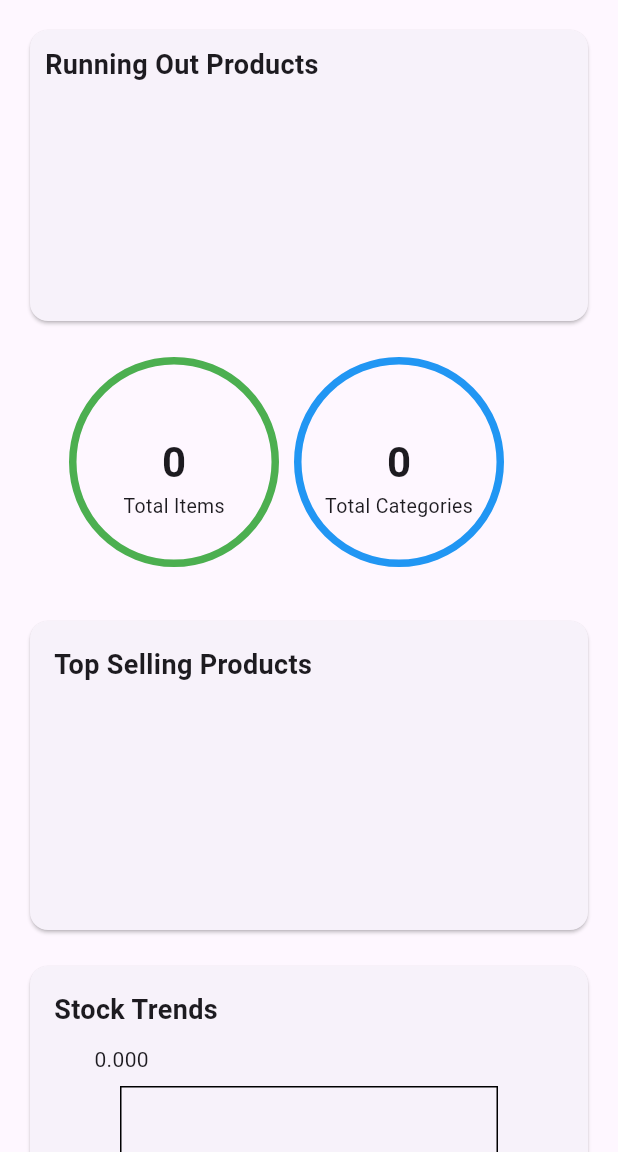
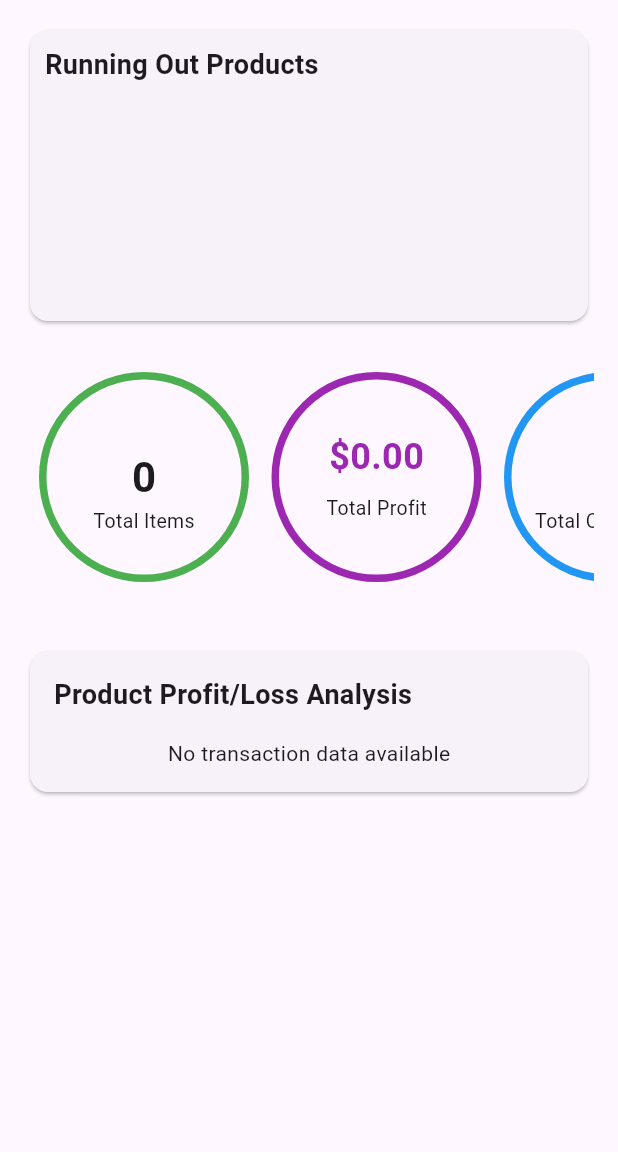
Before and after one commit to Calebgisa72/Inventory-Management-Flutter-app, a Flutter app: the ReportPage screen opened directly, on a phone screen of 412 x 824 dp, the part 84-1236 px from its top. Run offline on Flutter 3.47's test engine with Material 3 defaults, Android fonts, the phone set to English and light mode, and no system bars; drawn by our look-alikes of fl_chart; our stand-ins replace carousel_slider, cloud_firestore, firebase_auth, firebase_core, firebase_messaging, firebase_storage and 7 more; missing offline and left inert: firebase_app_check; accounts and stored records are empty; network calls fail.

Commit message:
updated ui

```diff
--- a/lib/ImageTextCard.dart
+++ b/lib/ImageTextCard.dart
@@ -91,23 +91,24 @@ class DisplayCard extends StatelessWidget {
           children: [
             Row(
               children: [
+
+                ImageTextCard(
+                  imagePath: 'assets/images/stockout.png',
+                  text: 'Stock Out',
+                  isTrue: true,
+                ),
                 ImageTextCard(
                   imagePath: 'assets/images/inventory.png',
                   text: 'Add Items',
                   isTrue: false,
                 ),
-                ImageTextCard(
-                  imagePath: 'assets/images/stockout.png',
-                  text: 'Stock Out',
-                  isTrue: true,
-                )
               ],
             ),
             Row(
               children: [
                 ImageTextCard(
                   imagePath: 'assets/images/report.png',
-                  text: 'Inventory Count',
+                  text: 'Inventory',
                   isTrue: true,
                 ),
                 ImageTextCard(
--- a/lib/ReportPage.dart
+++ b/lib/ReportPage.dart
@@ -1,11 +1,12 @@
 import 'package:cloud_firestore/cloud_firestore.dart';
 import 'package:firebase_auth/firebase_auth.dart';
-import 'package:fl_chart/fl_chart.dart';
 import 'package:flutter/material.dart';
+import 'package:intl/intl.dart';
 
 class ReportPage extends StatelessWidget {
   final FirebaseFirestore _firestore = FirebaseFirestore.instance;
   User? user = FirebaseAuth.instance.currentUser;
+  final _currencyFormat = NumberFormat.currency(symbol: '\$', decimalDigits: 2);
 
   ReportPage({super.key});
 
@@ -33,20 +34,34 @@ class ReportPage extends StatelessWidget {
           children: [
             _buildRunningOutProducts(),
             const SizedBox(height: 20),
-            Row(
-              children: [
-                const SizedBox(width: 30),
-                _buildTotalStockCircularIndicator(),
-                const SizedBox(width: 10),
-                _buildTotalCategoryCircularIndicator(),
-              ],
+
+            // Replace the Row with a horizontally scrollable container
+            Container(
+              height: 160.0, // Set a fixed height for the row
+              child: SingleChildScrollView(
+                scrollDirection: Axis.horizontal,
+                physics: const BouncingScrollPhysics(),
+                child: Padding(
+                  padding: const EdgeInsets.symmetric(vertical: 8.0),
+                  child: Row(
+                    children: [
+                      const SizedBox(width: 10),
+                      _buildTotalStockCircularIndicator(),
+                      const SizedBox(width: 15),
+                      _buildTotalProfitCircularIndicator(),
+                      const SizedBox(width: 15),
+                      _buildTotalCategoryCircularIndicator(),
+                      const SizedBox(width: 10),
+                    ],
+                  ),
+                ),
+              ),
             ),
+
             const SizedBox(height: 32.0),
-            _buildTopSellingProducts(),
+            _buildProductProfitLoss(),
             const SizedBox(height: 16.0),
-            _buildStockTrendsChart(),
-            const SizedBox(height: 16.0),
-            _buildCategoryDistributionChart(),
+
           ],
         ),
       ),
@@ -120,208 +135,6 @@ class ReportPage extends StatelessWidget {
     );
   }
 
-  Widget _buildTopSellingProducts() {
-    return Card(
-      child: SizedBox(
-        width: 400.0,
-        child: Padding(
-          padding: const EdgeInsets.all(16.0),
-          child: Column(
-            crossAxisAlignment: CrossAxisAlignment.start,
-            children: [
-              const Text(
-                'Top Selling Products',
-                style: TextStyle(fontSize: 18.0, fontWeight: FontWeight.bold),
-              ),
-              const SizedBox(height: 8.0),
-              SizedBox(
-                height: 140.0,
-                child: StreamBuilder<QuerySnapshot>(
-                  stream: _firestore
-                      .collection('users')
-                      .doc(user!.uid)
-                      .collection('products')
-                      .orderBy('sold', descending: true)
-                      .limit(5)
-                      .snapshots(),
-                  builder: (context, snapshot) {
-                    if (snapshot.hasData) {
-                      final topSellingProducts = snapshot.data!.docs;
-                      return ListView.builder(
-                        scrollDirection: Axis.horizontal,
-                        itemCount: topSellingProducts.length,
-                        itemBuilder: (context, index) {
-                          final product = topSellingProducts[index];
-                          final productData =
-                              product.data() as Map<String, dynamic>;
-                          return Padding(
-                            padding: const EdgeInsets.all(8.0),
-                            child: Column(
-                              children: [
-                                Container(
-                                  width: 100.0,
-                                  height: 100.0,
-                                  alignment: Alignment.center,
-                                  child: ClipRRect(
-                                    child: Image.network(
-                                      productData['imageUrl'] as String,
-                                      fit: BoxFit.fill,
-                                    ),
-                                  ),
-                                ),
-                                const SizedBox(height: 4.0),
-                                Text('Sold: ${productData['sold']}'),
-                              ],
-                            ),
-                          );
-                        },
-                      );
-                    } else if (snapshot.hasError) {
-                      return Text('Error: ${snapshot.error}');
-                    } else {
-                      return const CircularProgressIndicator();
-                    }
-                  },
-                ),
-              ),
-            ],
-          ),
-        ),
-      ),
-    );
-  }
-
-  Widget _buildStockTrendsChart() {
-    return Card(
-      child: Padding(
-        padding: const EdgeInsets.all(16.0),
-        child: Column(
-          crossAxisAlignment: CrossAxisAlignment.start,
-          children: [
-            const Text(
-              'Stock Trends',
-              style: TextStyle(fontSize: 18.0, fontWeight: FontWeight.bold),
-            ),
-            const SizedBox(height: 8.0),
-            AspectRatio(
-              aspectRatio: 1.5,
-              child: StreamBuilder<QuerySnapshot>(
-                stream: _firestore
-                    .collection('users')
-                    .doc(user!.uid)
-                    .collection('transactions')
-                    .orderBy('date')
-                    .snapshots(),
-                builder: (context, snapshot) {
-                  if (snapshot.hasData) {
-                    final stockTrendDocs = snapshot.data!.docs;
-                    List<FlSpot> spots = [];
-                    for (int i = 0; i < stockTrendDocs.length; i++) {
-                      final data =
-                          stockTrendDocs[i].data() as Map<String, dynamic>;
-                      final double yValue = (data['value'] as num).toDouble();
-                      spots.add(FlSpot(i.toDouble(), yValue));
-                    }
-                    return LineChart(
-                      LineChartData(
-                        titlesData: const FlTitlesData(show: true),
-                        borderData: FlBorderData(show: true),
-                        gridData: const FlGridData(show: false),
-                        lineBarsData: [
-                          LineChartBarData(
-                            spots: spots,
-                            color: Colors.blue,
-                            isCurved: true,
-                            dotData: const FlDotData(show: true),
-                          ),
-                        ],
-                      ),
-                    );
-                  } else if (snapshot.hasError) {
-                    return Text('Error: ${snapshot.error}');
-                  } else {
-                    return const CircularProgressIndicator();
-                  }
-                },
-              ),
-            ),
-          ],
-        ),
-      ),
-    );
-  }
-
-  Widget _buildCategoryDistributionChart() {
-    return Card(
-      child: Padding(
-        padding: const EdgeInsets.all(16.0),
-        child: Column(
-          crossAxisAlignment: CrossAxisAlignment.start,
-          children: [
-            const Text(
-              'Category Distribution',
-              style: TextStyle(fontSize: 18.0, fontWeight: FontWeight.bold),
-            ),
-            const SizedBox(height: 8.0),
-            AspectRatio(
-              aspectRatio: 1.5,
-              child: StreamBuilder<QuerySnapshot>(
-                stream: _firestore
-                    .collection('users')
-                    .doc(user!.uid)
-                    .collection('products')
-                    .snapshots(),
-                builder: (context, snapshot) {
-                  if (snapshot.hasData) {
-                    final items = snapshot.data!.docs;
-                    final categoryCounts = <String, int>{};
-
-                    for (final item in items) {
-                      final categoryName = item['category'] as String;
-                      categoryCounts[categoryName] =
-                          (categoryCounts[categoryName] ?? 0) + 1;
-                    }
-
-                    final barGroups = <BarChartGroupData>[];
-                    int x = 0;
-                    categoryCounts.forEach((category, count) {
-                      barGroups.add(
-                        BarChartGroupData(
-                          x: x,
-                          barRods: [
-                            BarChartRodData(
-                              toY: count.toDouble(),
-                              color: Colors.green,
-                            ),
-                          ],
-                          showingTooltipIndicators: [0],
-                        ),
-                      );
-                      x++;
-                    });
-
-                    return BarChart(
-                      BarChartData(
-                        titlesData: const FlTitlesData(show: true),
-                        borderData: FlBorderData(show: true),
-                        gridData: const FlGridData(show: true),
-                        barGroups: barGroups,
-                      ),
-                    );
-                  } else if (snapshot.hasError) {
-                    return Text('Error: ${snapshot.error}');
-                  } else {
-                    return const CircularProgressIndicator();
-                  }
-                },
-              ),
-            ),
-          ],
-        ),
-      ),
-    );
-  }
-
   Widget _buildTotalStockCircularIndicator() {
     final FirebaseFirestore firestore = FirebaseFirestore.instance;
     User? user = FirebaseAuth.instance.currentUser;
@@ -367,6 +180,72 @@ class ReportPage extends StatelessWidget {
               }
             },
           ),
+        ),
+      ),
+    );
+  }
+
+  // Enhance the total profit circular indicator with refresh capability
+  Widget _buildTotalProfitCircularIndicator() {
+    return Center(
+      child: Container(
+        width: 140.0,
+        height: 140.0,
+        decoration: BoxDecoration(
+          borderRadius: BorderRadius.circular(100),
+          border: Border.all(color: Colors.purple, width: 5),
+        ),
+        child: StreamBuilder<QuerySnapshot>(
+          stream: _firestore
+              .collection('users')
+              .doc(user!.uid)
+              .collection('transactions')
+              .snapshots(),
+          builder: (context, snapshot) {
+            // Add debug print to check data
+            if (snapshot.hasData) {
+              print("Transaction documents: ${snapshot.data!.docs.length}");
+
+              double totalProfit = 0.0;
+              for (var doc in snapshot.data!.docs) {
+                final data = doc.data() as Map<String, dynamic>;
+                // Print each transaction's data to debug
+                print("Transaction data: $data");
+
+                if (data.containsKey('profit')) {
+                  final profit = (data['profit'] as num).toDouble();
+                  totalProfit += profit;
+                  print("Added profit: $profit, Total now: $totalProfit");
+                }
+              }
+
+              return Column(
+                mainAxisAlignment: MainAxisAlignment.center,
+                children: [
+                  Text(
+                    _currencyFormat.format(totalProfit),
+                    style: const TextStyle(
+                      fontSize: 24,
+                      fontWeight: FontWeight.w600,
+                      color: Colors.purple,
+                    ),
+                  ),
+                  const SizedBox(height: 8),
+                  const Text(
+                    "Total Profit",
+                    style: TextStyle(fontSize: 13),
+                  ),
+                ],
+              );
+            } else if (snapshot.hasError) {
+              print("Error loading profits: ${snapshot.error}");
+              return Text('Error: ${snapshot.error}');
+            } else {
+              return const Center(
+                child: CircularProgressIndicator(color: Colors.purple),
+              );
+            }
+          },
         ),
       ),
     );
@@ -430,6 +309,108 @@ class ReportPage extends StatelessWidget {
       ),
     );
   }
+
+  Widget _buildProductProfitLoss() {
+    return Card(
+      child: Padding(
+        padding: const EdgeInsets.all(16.0),
+        child: Column(
+          crossAxisAlignment: CrossAxisAlignment.start,
+          children: [
+            const Text(
+              'Product Profit/Loss Analysis',
+              style: TextStyle(fontSize: 18.0, fontWeight: FontWeight.bold),
+            ),
+            const SizedBox(height: 16.0),
+            StreamBuilder<QuerySnapshot>(
+              stream: _firestore
+                  .collection('users')
+                  .doc(user!.uid)
+                  .collection('transactions')
+                  .orderBy('saleDate', descending: true)
+                  .snapshots(),
+              builder: (context, snapshot) {
+                if (!snapshot.hasData) {
+                  return const CircularProgressIndicator();
+                }
+
+                Map<String, Map<String, dynamic>> productStats = {};
+
+                for (var doc in snapshot.data!.docs) {
+                  final data = doc.data() as Map<String, dynamic>;
+                  final String productId = data['productId'] ?? '';
+                  final double costPrice = (data['costPrice'] ?? 0.0).toDouble();
+                  final double profit = (data['profit'] ?? 0.0).toDouble();
+                  final int quantitySold = (data['quantitySold'] ?? 0) as int;
+                  final Timestamp saleDate = data['saleDate'] as Timestamp;
+
+                  if (!productStats.containsKey(productId)) {
+                    productStats[productId] = {
+                      'costPrice': costPrice,
+                      'totalProfit': 0.0,
+                      'totalQuantitySold': 0,
+                      'lastSaleDate': saleDate,
+                    };
+                  }
+
+                  productStats[productId]!['totalProfit'] = (productStats[productId]!['totalProfit'] as double) + profit;
+                  productStats[productId]!['totalQuantitySold'] = (productStats[productId]!['totalQuantitySold'] as int) + quantitySold;
+                }
+
+                if (productStats.isEmpty) {
+                  return const Center(child: Text('No transaction data available'));
+                }
+
+                return ListView.builder(
+                  shrinkWrap: true,
+                  physics: const NeverScrollableScrollPhysics(),
+                  itemCount: productStats.length,
+                  itemBuilder: (context, index) {
+                    final productId = productStats.keys.elementAt(index);
+                    final stats = productStats[productId]!;
+                    final double totalProfit = stats['totalProfit'];
+                    final bool isProfit = totalProfit > 0;
+                    final DateTime lastSaleDate = (stats['lastSaleDate'] as Timestamp).toDate();
+
+                    return ListTile(
+                      title: Text('Product ID: $productId'),
+                      subtitle: Column(
+                        crossAxisAlignment: CrossAxisAlignment.start,
+                        children: [
+                          Text('Cost Price: ${_currencyFormat.format(stats['costPrice'])}'),
+                          Text('Total Sold: ${stats['totalQuantitySold']} units'),
+                          Text('Last Sale: ${DateFormat('MMM dd, yyyy').format(lastSaleDate)}'),
+                        ],
+                      ),
+                      trailing: Column(
+                        mainAxisAlignment: MainAxisAlignment.center,
+                        children: [
+                          Text(
+                            _currencyFormat.format(totalProfit.abs()),
+                            style: TextStyle(
+                              color: isProfit ? Colors.green : Colors.red,
+                              fontWeight: FontWeight.bold,
+                            ),
+                          ),
+                          Text(
+                            isProfit ? 'Profit' : 'Loss',
+                            style: TextStyle(
+                              color: isProfit ? Colors.green : Colors.red,
+                              fontSize: 12,
+                            ),
+                          ),
+                        ],
+                      ),
+                    );
+                  },
+                );
+              },
+            ),
+          ],
+        ),
+      ),
+    );
+  }
 }
 
 class Product {
@@ -439,10 +420,3 @@ class Product {
 
   Product(this.name, this.quantity, this.imageUrl);
 }
-
-class Category {
-  final String name;
-  final int percentage;
-
-  Category(this.name, this.percentage);
-}
--- a/lib/Services/database.dart
+++ b/lib/Services/database.dart
@@ -175,7 +175,7 @@ class FirestoreService {
         final data = doc.data() as Map<String, dynamic>;
         products.add(
           Product(
-            firestoreId: doc.id, // Include Firestore document ID
+            firestoreId: doc.id,
             pid: data['pid'] ?? '',
             name: data['name'] ?? '',
             price: (data['price'] is double)
--- a/lib/profileScreen.dart
+++ b/lib/profileScreen.dart
@@ -93,12 +93,12 @@ class _ProfileEditFormState extends State<ProfileEditForm> {
               width: 150,
               decoration: BoxDecoration(
                 border:
-                    Border.all(color: const Color.fromRGBO(107, 59, 225, 1)),
+                    Border.all(color: Colors.deepOrange),
                 borderRadius: BorderRadius.circular(100),
               ),
               child: _pickedImage.path.isEmpty
                   ? const Icon(Icons.camera_alt,
-                      size: 60.0, color: Color.fromRGBO(107, 59, 225, 1))
+                      size: 60.0, color: Colors.black)
                   : Image.file(
                       _pickedImage, // Use the File object here
                       fit: BoxFit.fill,
@@ -153,8 +153,16 @@ class _ProfileEditFormState extends State<ProfileEditForm> {
           const SizedBox(height: 16.0),
           ElevatedButton(
               style: const ButtonStyle(
+                alignment: Alignment(23, 34),
+                  padding: WidgetStatePropertyAll(
+
+                      EdgeInsets.symmetric(horizontal: 25, vertical: 23)),
                   backgroundColor:
-                      WidgetStatePropertyAll(Color.fromRGBO(107, 59, 225, 1))),
+                      WidgetStatePropertyAll(Color.fromRGBO(107, 59, 225, 1)),
+                      shape: WidgetStatePropertyAll(
+                          RoundedRectangleBorder(
+                              borderRadius: BorderRadius.all(
+                                  Radius.circular(10))))),
               onPressed: () async {
                 Map<String, dynamic> updateUserInfo = {};
                 if (_fullNameController != widget.user.name) {
@@ -353,7 +361,7 @@ class _ProfilePageState extends State<ProfilePage> {
         title: const Text(
           'Profile Page',
           style: TextStyle(
-            color: Colors.white,
+            color: Colors.yellow,
             fontSize: 20,
             fontWeight: FontWeight.bold,
           ),
@@ -372,7 +380,7 @@ class _ProfilePageState extends State<ProfilePage> {
       body: _isLoading
           ? const Center(
               child: CircularProgressIndicator(
-                color: Color.fromRGBO(107, 59, 225, 1),
+                color: Colors.white,
               ),
             )
           : _errorMessage != null
@@ -395,7 +403,7 @@ class _ProfilePageState extends State<ProfilePage> {
                       ElevatedButton(
                         style: ElevatedButton.styleFrom(
                           backgroundColor:
-                              const Color.fromRGBO(107, 59, 225, 1),
+                            Colors.black,
                         ),
                         onPressed: _fetchUserData,
                         child: const Text(
@@ -412,7 +420,7 @@ class _ProfilePageState extends State<ProfilePage> {
                     children: [
                       const SizedBox(height: 30),
                       CircleAvatar(
-                        backgroundColor: const Color.fromRGBO(107, 59, 225, 1),
+                        backgroundColor:Colors.white,
                         radius: 80,
                         backgroundImage: NetworkImage(
                           _user?.imageUrl ??
@@ -425,7 +433,7 @@ class _ProfilePageState extends State<ProfilePage> {
                             ? const Icon(
                                 Icons.person,
                                 size: 80,
-                                color: Colors.white,
+                                color: Colors.black12,
                               )
                             : null,
                       ),
--- a/pubspec.yaml
+++ b/pubspec.yaml
@@ -29,6 +29,7 @@ dependencies:
   flutter_local_notifications: ^17.2.2
   flutter_hooks: ^0.20.5
   permission_handler: ^12.0.0
+  intl: ^0.18.1
 
 dev_dependencies:
   flutter_test:
```
Also changed, not shown: assets/images/logo.jpeg (added), pubspec.lock, 11 other files.
